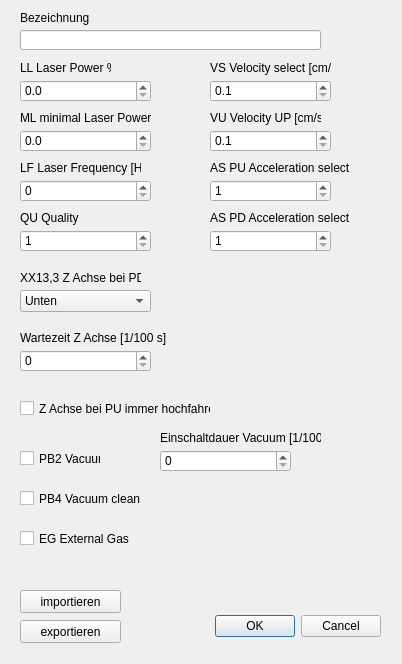
hidbefra/PlotterWizard, file QT_Schnittparameter.ui: the form before one commit.
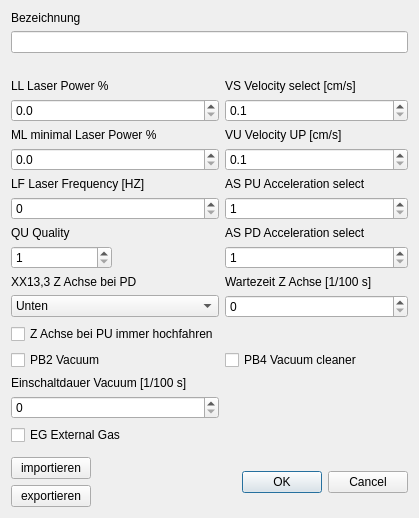
The form after the commit.

```diff
--- a/QT_Schnittparameter.ui
+++ b/QT_Schnittparameter.ui
@@ -6,447 +6,329 @@
    <rect>
     <x>0</x>
     <y>0</y>
-    <width>402</width>
-    <height>664</height>
+    <width>392</width>
+    <height>518</height>
    </rect>
   </property>
+  <property name="sizePolicy">
+   <sizepolicy hsizetype="Minimum" vsizetype="Minimum">
+    <horstretch>0</horstretch>
+    <verstretch>0</verstretch>
+   </sizepolicy>
+  </property>
+  <property name="maximumSize">
+   <size>
+    <width>16777215</width>
+    <height>16777215</height>
+   </size>
+  </property>
   <property name="windowTitle">
    <string>Schnittparamteter</string>
   </property>
-  <widget class="QDialogButtonBox" name="buttonBox">
-   <property name="geometry">
-    <rect>
-     <x>40</x>
-     <y>610</y>
-     <width>341</width>
-     <height>32</height>
-    </rect>
-   </property>
-   <property name="orientation">
-    <enum>Qt::Horizontal</enum>
-   </property>
-   <property name="standardButtons">
-    <set>QDialogButtonBox::Cancel|QDialogButtonBox::Ok</set>
-   </property>
-  </widget>
-  <widget class="QLabel" name="label_3">
-   <property name="geometry">
-    <rect>
-     <x>20</x>
-     <y>60</y>
-     <width>91</width>
-     <height>16</height>
-    </rect>
-   </property>
-   <property name="text">
-    <string>LL Laser Power %</string>
-   </property>
-  </widget>
-  <widget class="QLabel" name="label_4">
-   <property name="geometry">
-    <rect>
-     <x>20</x>
-     <y>110</y>
-     <width>131</width>
-     <height>16</height>
-    </rect>
-   </property>
-   <property name="text">
-    <string>ML minimal Laser Power %</string>
-   </property>
-  </widget>
-  <widget class="QLabel" name="label_5">
-   <property name="geometry">
-    <rect>
-     <x>20</x>
-     <y>160</y>
-     <width>121</width>
-     <height>16</height>
-    </rect>
-   </property>
-   <property name="text">
-    <string>LF Laser Frequency [HZ]</string>
-   </property>
-  </widget>
-  <widget class="QLabel" name="label_6">
-   <property name="geometry">
-    <rect>
-     <x>210</x>
-     <y>60</y>
-     <width>121</width>
-     <height>16</height>
-    </rect>
-   </property>
-   <property name="text">
-    <string>VS Velocity select [cm/s]</string>
-   </property>
-  </widget>
-  <widget class="QLabel" name="label_7">
-   <property name="geometry">
-    <rect>
-     <x>210</x>
-     <y>110</y>
-     <width>111</width>
-     <height>16</height>
-    </rect>
-   </property>
-   <property name="text">
-    <string>VU Velocity UP [cm/s]</string>
-   </property>
-  </widget>
-  <widget class="QLabel" name="label_8">
-   <property name="geometry">
-    <rect>
-     <x>210</x>
-     <y>160</y>
-     <width>161</width>
-     <height>16</height>
-    </rect>
-   </property>
-   <property name="text">
-    <string>AS PU Acceleration select</string>
-   </property>
-  </widget>
-  <widget class="QLabel" name="label_9">
-   <property name="geometry">
-    <rect>
-     <x>20</x>
-     <y>210</y>
-     <width>61</width>
-     <height>16</height>
-    </rect>
-   </property>
-   <property name="text">
-    <string>QU Quality</string>
-   </property>
-  </widget>
-  <widget class="QSpinBox" name="spinBox_AS_PU">
-   <property name="geometry">
-    <rect>
-     <x>210</x>
-     <y>180</y>
-     <width>121</width>
-     <height>22</height>
-    </rect>
-   </property>
-   <property name="minimum">
-    <number>1</number>
-   </property>
-   <property name="maximum">
-    <number>4</number>
-   </property>
-  </widget>
-  <widget class="QSpinBox" name="spinBox_QU">
-   <property name="geometry">
-    <rect>
-     <x>20</x>
-     <y>230</y>
-     <width>131</width>
-     <height>22</height>
-    </rect>
-   </property>
-   <property name="minimum">
-    <number>1</number>
-   </property>
-   <property name="maximum">
-    <number>3</number>
-   </property>
-  </widget>
-  <widget class="QComboBox" name="comboBox_XX13_3">
-   <property name="geometry">
-    <rect>
-     <x>20</x>
-     <y>290</y>
-     <width>131</width>
-     <height>22</height>
-    </rect>
-   </property>
-   <property name="currentIndex">
-    <number>0</number>
-   </property>
+  <layout class="QVBoxLayout" name="verticalLayout">
    <item>
-    <property name="text">
-     <string>Unten</string>
-    </property>
+    <layout class="QGridLayout" name="gridLayout">
+     <item row="1" column="0" colspan="3">
+      <widget class="QLineEdit" name="lineEdit_bezeichung"/>
+     </item>
+     <item row="3" column="0" colspan="2">
+      <widget class="QLabel" name="label_3">
+       <property name="text">
+        <string>LL Laser Power %</string>
+       </property>
+      </widget>
+     </item>
+     <item row="3" column="2">
+      <widget class="QLabel" name="label_6">
+       <property name="text">
+        <string>VS Velocity select [cm/s]</string>
+       </property>
+      </widget>
+     </item>
+     <item row="4" column="0" colspan="2">
+      <widget class="QDoubleSpinBox" name="doubleSpinBox_LL">
+       <property name="decimals">
+        <number>1</number>
+       </property>
+       <property name="maximum">
+        <double>100.000000000000000</double>
+       </property>
+      </widget>
+     </item>
+     <item row="4" column="2">
+      <widget class="QDoubleSpinBox" name="doubleSpinBox_VS">
+       <property name="decimals">
+        <number>1</number>
+       </property>
+       <property name="minimum">
+        <double>0.100000000000000</double>
+       </property>
+       <property name="maximum">
+        <double>100.000000000000000</double>
+       </property>
+      </widget>
+     </item>
+     <item row="5" column="0" colspan="2">
+      <widget class="QLabel" name="label_4">
+       <property name="text">
+        <string>ML minimal Laser Power %</string>
+       </property>
+      </widget>
+     </item>
+     <item row="5" column="2">
+      <widget class="QLabel" name="label_7">
+       <property name="text">
+        <string>VU Velocity UP [cm/s]</string>
+       </property>
+      </widget>
+     </item>
+     <item row="6" column="0" colspan="2">
+      <widget class="QDoubleSpinBox" name="doubleSpinBox_ML">
+       <property name="decimals">
+        <number>1</number>
+       </property>
+       <property name="maximum">
+        <double>100.000000000000000</double>
+       </property>
+      </widget>
+     </item>
+     <item row="6" column="2">
+      <widget class="QDoubleSpinBox" name="doubleSpinBox_VU">
+       <property name="decimals">
+        <number>1</number>
+       </property>
+       <property name="minimum">
+        <double>0.100000000000000</double>
+       </property>
+       <property name="maximum">
+        <double>100.000000000000000</double>
+       </property>
+      </widget>
+     </item>
+     <item row="7" column="0" colspan="2">
+      <widget class="QLabel" name="label_5">
+       <property name="text">
+        <string>LF Laser Frequency [HZ]</string>
+       </property>
+      </widget>
+     </item>
+     <item row="7" column="2">
+      <widget class="QLabel" name="label_8">
+       <property name="text">
+        <string>AS PU Acceleration select</string>
+       </property>
+      </widget>
+     </item>
+     <item row="8" column="0" colspan="2">
+      <widget class="QSpinBox" name="spinBox_LF">
+       <property name="maximum">
+        <number>20000</number>
+       </property>
+      </widget>
+     </item>
+     <item row="8" column="2">
+      <widget class="QSpinBox" name="spinBox_AS_PU">
+       <property name="minimum">
+        <number>1</number>
+       </property>
+       <property name="maximum">
+        <number>4</number>
+       </property>
+      </widget>
+     </item>
+     <item row="9" column="0" colspan="2">
+      <widget class="QLabel" name="label_9">
+       <property name="text">
+        <string>QU Quality</string>
+       </property>
+      </widget>
+     </item>
+     <item row="9" column="2">
+      <widget class="QLabel" name="label_10">
+       <property name="text">
+        <string>AS PD Acceleration select</string>
+       </property>
+      </widget>
+     </item>
+     <item row="10" column="0">
+      <widget class="QSpinBox" name="spinBox_QU">
+       <property name="minimum">
+        <number>1</number>
+       </property>
+       <property name="maximum">
+        <number>3</number>
+       </property>
+      </widget>
+     </item>
+     <item row="10" column="2">
+      <widget class="QSpinBox" name="spinBox_AS_PD">
+       <property name="minimum">
+        <number>1</number>
+       </property>
+       <property name="maximum">
+        <number>4</number>
+       </property>
+      </widget>
+     </item>
+     <item row="11" column="0" colspan="2">
+      <widget class="QLabel" name="label_11">
+       <property name="text">
+        <string>XX13,3 Z Achse bei PD</string>
+       </property>
+      </widget>
+     </item>
+     <item row="11" column="2">
+      <widget class="QLabel" name="label_12">
+       <property name="text">
+        <string>Wartezeit Z Achse [1/100 s]</string>
+       </property>
+      </widget>
+     </item>
+     <item row="12" column="0" colspan="2">
+      <widget class="QComboBox" name="comboBox_XX13_3">
+       <property name="currentIndex">
+        <number>0</number>
+       </property>
+       <item>
+        <property name="text">
+         <string>Unten</string>
+        </property>
+       </item>
+       <item>
+        <property name="text">
+         <string>Oben</string>
+        </property>
+       </item>
+      </widget>
+     </item>
+     <item row="12" column="2">
+      <widget class="QSpinBox" name="spinBox_Z_Achse_delay"/>
+     </item>
+     <item row="13" column="0" colspan="2">
+      <widget class="QCheckBox" name="checkBox_Z_Achse_hoch_bei_PU">
+       <property name="text">
+        <string>Z Achse bei PU immer hochfahren</string>
+       </property>
+      </widget>
+     </item>
+     <item row="13" column="2">
+      <spacer name="horizontalSpacer">
+       <property name="orientation">
+        <enum>Qt::Horizontal</enum>
+       </property>
+       <property name="sizeType">
+        <enum>QSizePolicy::Minimum</enum>
+       </property>
+       <property name="sizeHint" stdset="0">
+        <size>
+         <width>183</width>
+         <height>20</height>
+        </size>
+       </property>
+      </spacer>
+     </item>
+     <item row="14" column="0" colspan="2">
+      <widget class="QCheckBox" name="checkBox_PB2">
+       <property name="text">
+        <string>PB2 Vacuum</string>
+       </property>
+      </widget>
+     </item>
+     <item row="14" column="2">
+      <widget class="QCheckBox" name="checkBox_PB4">
+       <property name="text">
+        <string>PB4 Vacuum cleaner</string>
+       </property>
+      </widget>
+     </item>
+     <item row="15" column="0" colspan="2">
+      <widget class="QLabel" name="label_13">
+       <property name="text">
+        <string>Einschaltdauer Vacuum [1/100 s]</string>
+       </property>
+      </widget>
+     </item>
+     <item row="16" column="0" colspan="2">
+      <widget class="QSpinBox" name="spinBox_EinschaltdauerVacuum"/>
+     </item>
+     <item row="17" column="0" colspan="2">
+      <widget class="QCheckBox" name="checkBox_EG">
+       <property name="text">
+        <string>EG External Gas</string>
+       </property>
+      </widget>
+     </item>
+     <item row="2" column="0" colspan="3">
+      <spacer name="verticalSpacer_2">
+       <property name="orientation">
+        <enum>Qt::Vertical</enum>
+       </property>
+       <property name="sizeType">
+        <enum>QSizePolicy::Fixed</enum>
+       </property>
+       <property name="sizeHint" stdset="0">
+        <size>
+         <width>20</width>
+         <height>20</height>
+        </size>
+       </property>
+      </spacer>
+     </item>
+     <item row="0" column="0" colspan="3">
+      <widget class="QLabel" name="label_2">
+       <property name="text">
+        <string>Bezeichnung</string>
+       </property>
+      </widget>
+     </item>
+    </layout>
    </item>
    <item>
-    <property name="text">
-     <string>Oben</string>
-    </property>
+    <spacer name="verticalSpacer">
+     <property name="orientation">
+      <enum>Qt::Vertical</enum>
+     </property>
+     <property name="sizeHint" stdset="0">
+      <size>
+       <width>20</width>
+       <height>20</height>
+      </size>
+     </property>
+    </spacer>
    </item>
-  </widget>
-  <widget class="QLabel" name="label_11">
-   <property name="geometry">
-    <rect>
-     <x>20</x>
-     <y>270</y>
-     <width>121</width>
-     <height>16</height>
-    </rect>
-   </property>
-   <property name="text">
-    <string>XX13,3 Z Achse bei PD</string>
-   </property>
-  </widget>
-  <widget class="QSpinBox" name="spinBox_EinschaltdauerVacuum">
-   <property name="geometry">
-    <rect>
-     <x>160</x>
-     <y>450</y>
-     <width>131</width>
-     <height>22</height>
-    </rect>
-   </property>
-  </widget>
-  <widget class="QLabel" name="label_12">
-   <property name="geometry">
-    <rect>
-     <x>20</x>
-     <y>330</y>
-     <width>161</width>
-     <height>16</height>
-    </rect>
-   </property>
-   <property name="text">
-    <string>Wartezeit Z Achse [1/100 s]</string>
-   </property>
-  </widget>
-  <widget class="QSpinBox" name="spinBox_Z_Achse_delay">
-   <property name="geometry">
-    <rect>
-     <x>20</x>
-     <y>350</y>
-     <width>131</width>
-     <height>22</height>
-    </rect>
-   </property>
-  </widget>
-  <widget class="QLabel" name="label_13">
-   <property name="geometry">
-    <rect>
-     <x>160</x>
-     <y>430</y>
-     <width>161</width>
-     <height>16</height>
-    </rect>
-   </property>
-   <property name="text">
-    <string>Einschaltdauer Vacuum [1/100 s]</string>
-   </property>
-  </widget>
-  <widget class="QPushButton" name="pushButton_Laden">
-   <property name="geometry">
-    <rect>
-     <x>20</x>
-     <y>590</y>
-     <width>101</width>
-     <height>23</height>
-    </rect>
-   </property>
-   <property name="text">
-    <string>importieren</string>
-   </property>
-  </widget>
-  <widget class="QPushButton" name="pushButton_exportieren">
-   <property name="geometry">
-    <rect>
-     <x>20</x>
-     <y>620</y>
-     <width>101</width>
-     <height>23</height>
-    </rect>
-   </property>
-   <property name="text">
-    <string>exportieren</string>
-   </property>
-  </widget>
-  <widget class="QLabel" name="label_2">
-   <property name="geometry">
-    <rect>
-     <x>20</x>
-     <y>10</y>
-     <width>71</width>
-     <height>16</height>
-    </rect>
-   </property>
-   <property name="text">
-    <string>Bezeichnung</string>
-   </property>
-  </widget>
-  <widget class="QLineEdit" name="lineEdit_bezeichung">
-   <property name="geometry">
-    <rect>
-     <x>20</x>
-     <y>30</y>
-     <width>301</width>
-     <height>20</height>
-    </rect>
-   </property>
-  </widget>
-  <widget class="QDoubleSpinBox" name="doubleSpinBox_LL">
-   <property name="geometry">
-    <rect>
-     <x>20</x>
-     <y>80</y>
-     <width>131</width>
-     <height>22</height>
-    </rect>
-   </property>
-   <property name="decimals">
-    <number>1</number>
-   </property>
-   <property name="maximum">
-    <double>100.000000000000000</double>
-   </property>
-  </widget>
-  <widget class="QDoubleSpinBox" name="doubleSpinBox_ML">
-   <property name="geometry">
-    <rect>
-     <x>20</x>
-     <y>130</y>
-     <width>131</width>
-     <height>22</height>
-    </rect>
-   </property>
-   <property name="decimals">
-    <number>1</number>
-   </property>
-   <property name="maximum">
-    <double>100.000000000000000</double>
-   </property>
-  </widget>
-  <widget class="QSpinBox" name="spinBox_LF">
-   <property name="geometry">
-    <rect>
-     <x>20</x>
-     <y>180</y>
-     <width>131</width>
-     <height>22</height>
-    </rect>
-   </property>
-   <property name="maximum">
-    <number>20000</number>
-   </property>
-  </widget>
-  <widget class="QDoubleSpinBox" name="doubleSpinBox_VU">
-   <property name="geometry">
-    <rect>
-     <x>210</x>
-     <y>130</y>
-     <width>121</width>
-     <height>22</height>
-    </rect>
-   </property>
-   <property name="decimals">
-    <number>1</number>
-   </property>
-   <property name="minimum">
-    <double>0.100000000000000</double>
-   </property>
-   <property name="maximum">
-    <double>100.000000000000000</double>
-   </property>
-  </widget>
-  <widget class="QDoubleSpinBox" name="doubleSpinBox_VS">
-   <property name="geometry">
-    <rect>
-     <x>210</x>
-     <y>80</y>
-     <width>121</width>
-     <height>22</height>
-    </rect>
-   </property>
-   <property name="decimals">
-    <number>1</number>
-   </property>
-   <property name="minimum">
-    <double>0.100000000000000</double>
-   </property>
-   <property name="maximum">
-    <double>100.000000000000000</double>
-   </property>
-  </widget>
-  <widget class="QCheckBox" name="checkBox_Z_Achse_hoch_bei_PU">
-   <property name="geometry">
-    <rect>
-     <x>20</x>
-     <y>400</y>
-     <width>191</width>
-     <height>17</height>
-    </rect>
-   </property>
-   <property name="text">
-    <string>Z Achse bei PU immer hochfahren</string>
-   </property>
-  </widget>
-  <widget class="QCheckBox" name="checkBox_PB2">
-   <property name="geometry">
-    <rect>
-     <x>20</x>
-     <y>450</y>
-     <width>81</width>
-     <height>17</height>
-    </rect>
-   </property>
-   <property name="text">
-    <string>PB2 Vacuum</string>
-   </property>
-  </widget>
-  <widget class="QCheckBox" name="checkBox_PB4">
-   <property name="geometry">
-    <rect>
-     <x>20</x>
-     <y>490</y>
-     <width>121</width>
-     <height>17</height>
-    </rect>
-   </property>
-   <property name="text">
-    <string>PB4 Vacuum cleaner</string>
-   </property>
-  </widget>
-  <widget class="QCheckBox" name="checkBox_EG">
-   <property name="geometry">
-    <rect>
-     <x>20</x>
-     <y>530</y>
-     <width>111</width>
-     <height>17</height>
-    </rect>
-   </property>
-   <property name="text">
-    <string>EG External Gas</string>
-   </property>
-  </widget>
-  <widget class="QSpinBox" name="spinBox_AS_PD">
-   <property name="geometry">
-    <rect>
-     <x>210</x>
-     <y>230</y>
-     <width>121</width>
-     <height>22</height>
-    </rect>
-   </property>
-   <property name="minimum">
-    <number>1</number>
-   </property>
-   <property name="maximum">
-    <number>4</number>
-   </property>
-  </widget>
-  <widget class="QLabel" name="label_10">
-   <property name="geometry">
-    <rect>
-     <x>210</x>
-     <y>210</y>
-     <width>161</width>
-     <height>16</height>
-    </rect>
-   </property>
-   <property name="text">
-    <string>AS PD Acceleration select</string>
-   </property>
-  </widget>
+   <item>
+    <layout class="QHBoxLayout" name="horizontalLayout">
+     <item>
+      <layout class="QVBoxLayout" name="verticalLayout_13">
+       <item>
+        <widget class="QPushButton" name="pushButton_Laden">
+         <property name="text">
+          <string>importieren</string>
+         </property>
+        </widget>
+       </item>
+       <item>
+        <widget class="QPushButton" name="pushButton_exportieren">
+         <property name="text">
+          <string>exportieren</string>
+         </property>
+        </widget>
+       </item>
+      </layout>
+     </item>
+     <item>
+      <widget class="QDialogButtonBox" name="buttonBox">
+       <property name="orientation">
+        <enum>Qt::Horizontal</enum>
+       </property>
+       <property name="standardButtons">
+        <set>QDialogButtonBox::Cancel|QDialogButtonBox::Ok</set>
+       </property>
+      </widget>
+     </item>
+    </layout>
+   </item>
+  </layout>
  </widget>
  <resources/>
  <connections>
```
